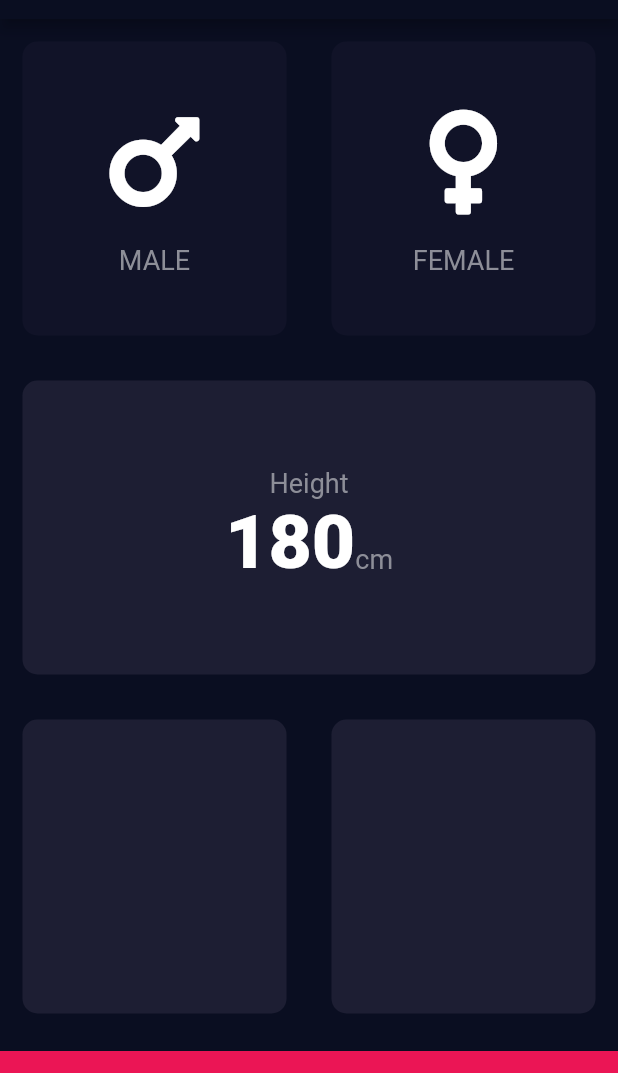
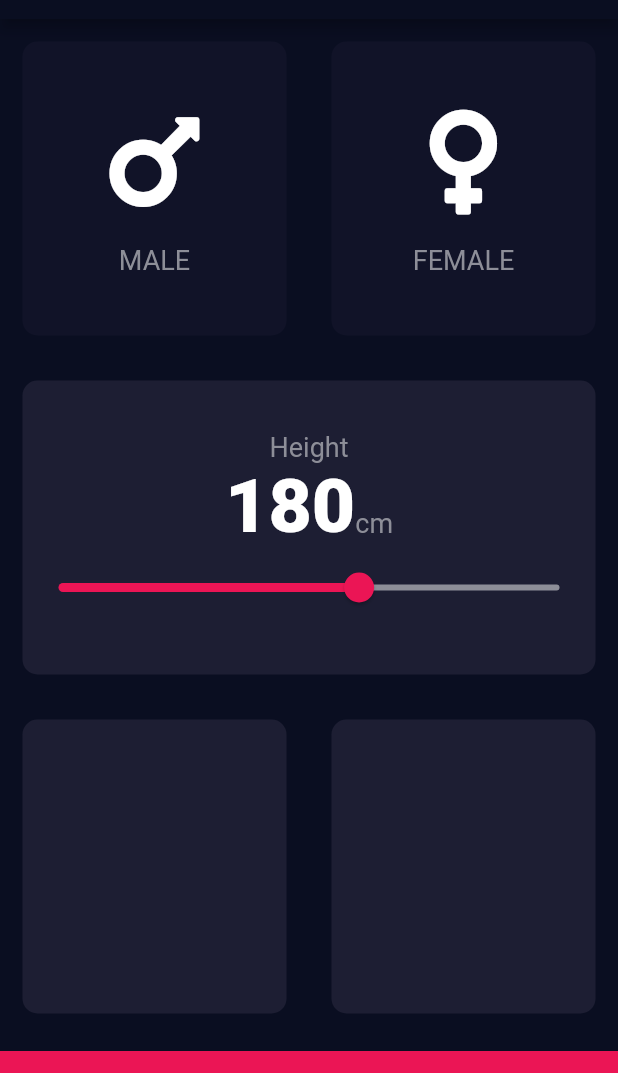
Before and after one commit to misaki-kawaguchi/BMI-Calculator, a Flutter app: the screen it shows after launch, on a phone screen of 412 x 824 dp, the part 65-1138 px from its top. Run offline on Flutter 3.47's test engine with Material 2 defaults, Android fonts, the phone set to English and light mode, and no system bars; our stand-ins replace font_awesome_flutter.

Commit message:
スライダー作成

```diff
--- a/lib/input_page.dart
+++ b/lib/input_page.dart
@@ -13,6 +13,8 @@ class InputPage extends StatefulWidget {
 
 class _InputPageState extends State<InputPage> {
   Gender selectedGender;
+
+  int height = 180;
 
   @override
   Widget build(BuildContext context) {
@@ -79,14 +81,25 @@ class _InputPageState extends State<InputPage> {
                     textBaseline: TextBaseline.alphabetic,
                     children: <Widget>[
                       Text(
-                        '180',
+                        height.toString(),
                         style: kNumberTextStyle,
                       ),
                       Text(
                         'cm',
                         style: kLabelTextStyle,
                       ),
-                    ]
+                    ]),
+                  Slider(
+                    value: height.toDouble(),
+                    min: 120.0,
+                    max: 220.0,
+                    activeColor: Color(0xFFEB1555),
+                    inactiveColor: Color(0xFF8D8E98),
+                    onChanged: (double newValue) {
+                      setState(() {
+                        height = newValue.round();
+                      });
+                    },
                   ),
                 ],
               ),
```
